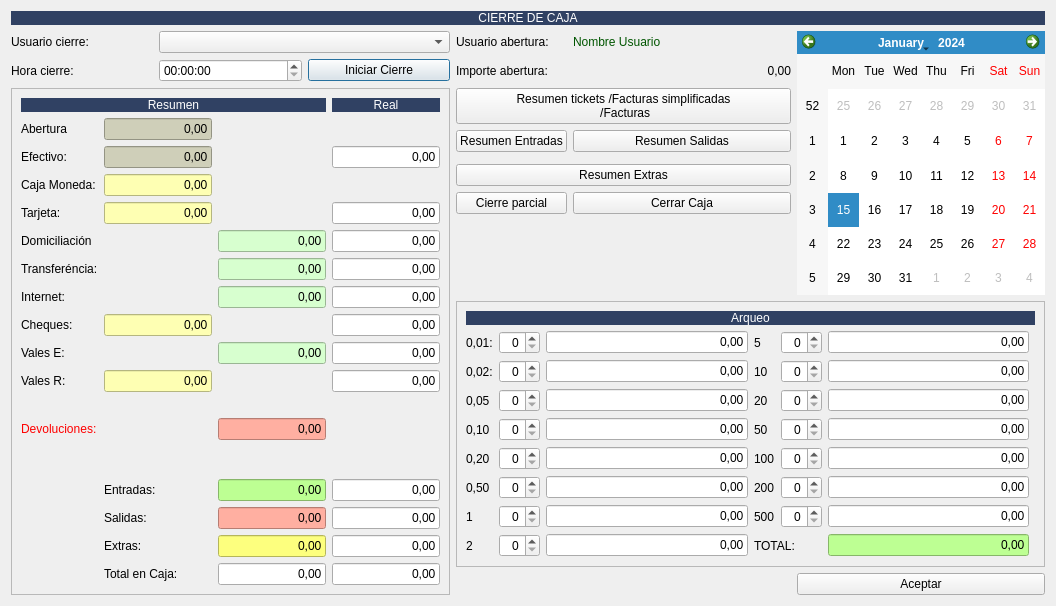
Above: TPV/frmcierrecaja.ui from arcnexus/RedFoX before the change. Below: the same form after it.
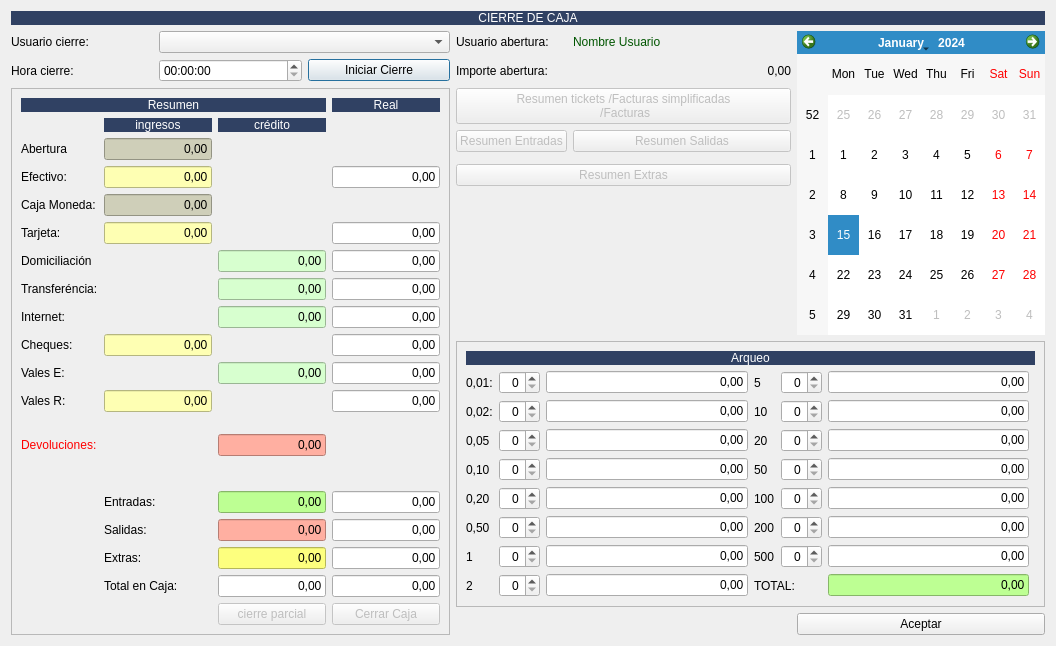
That is the form after the change. Icons and pictures are not drawn.

What changed in the file:
```diff
--- a/TPV/frmcierrecaja.ui
+++ b/TPV/frmcierrecaja.ui
@@ -7,7 +7,7 @@
     <x>0</x>
     <y>0</y>
     <width>1056</width>
-    <height>606</height>
+    <height>646</height>
    </rect>
   </property>
   <property name="windowTitle">
@@ -503,7 +503,10 @@
     </widget>
    </item>
    <item row="4" column="3" colspan="2">
-    <widget class="QPushButton" name="pushButton">
+    <widget class="QPushButton" name="btnResumentickets">
+     <property name="enabled">
+      <bool>false</bool>
+     </property>
      <property name="text">
       <string>Resumen tickets /Facturas simplificadas
  /Facturas</string>
@@ -521,7 +524,10 @@
     </widget>
    </item>
    <item row="7" column="3" colspan="2">
-    <widget class="QPushButton" name="pushButton_5">
+    <widget class="QPushButton" name="btnResumenExtras">
+     <property name="enabled">
+      <bool>false</bool>
+     </property>
      <property name="text">
       <string>Resumen Extras</string>
      </property>
@@ -597,7 +603,7 @@
       <enum>QFrame::Raised</enum>
      </property>
      <layout class="QGridLayout" name="gridLayout_2">
-      <item row="10" column="3">
+      <item row="11" column="3">
        <widget class="QLineEdit" name="txt_r_vales_emitidos">
         <property name="text">
          <string>0,00</string>
@@ -607,7 +613,7 @@
         </property>
        </widget>
       </item>
-      <item row="5" column="1">
+      <item row="6" column="1">
        <widget class="QLineEdit" name="txtTarjeta">
         <property name="styleSheet">
          <string notr="true">background-color: rgb(254, 255, 179);</string>
@@ -620,7 +626,7 @@
         </property>
        </widget>
       </item>
-      <item row="13" column="0">
+      <item row="14" column="0">
        <widget class="QLabel" name="label_37">
         <property name="styleSheet">
          <string notr="true">color: rgb(255, 0, 0);</string>
@@ -630,7 +636,7 @@
         </property>
        </widget>
       </item>
-      <item row="9" column="1">
+      <item row="10" column="1">
        <widget class="QLineEdit" name="txtCheques">
         <property name="styleSheet">
          <string notr="true">background-color: rgb(254, 255, 179);</string>
@@ -643,14 +649,14 @@
         </property>
        </widget>
       </item>
-      <item row="7" column="0">
+      <item row="8" column="0">
        <widget class="QLabel" name="label_34">
         <property name="text">
          <string>Transferéncia:</string>
         </property>
        </widget>
       </item>
-      <item row="12" column="1">
+      <item row="13" column="1">
        <spacer name="verticalSpacer_3">
         <property name="orientation">
          <enum>Qt::Vertical</enum>
@@ -663,17 +669,24 @@
         </property>
        </spacer>
       </item>
-      <item row="10" column="0">
+      <item row="9" column="0">
+       <widget class="QLabel" name="label_25">
+        <property name="text">
+         <string>Internet:</string>
+        </property>
+       </widget>
+      </item>
+      <item row="11" column="0">
        <widget class="QLabel" name="label_26">
         <property name="text">
          <string>Vales E:</string>
         </property>
        </widget>
       </item>
-      <item row="3" column="1">
+      <item row="4" column="1">
        <widget class="QLineEdit" name="txtEfectivo">
         <property name="styleSheet">
-         <string notr="true">background-color: rgb(207, 207, 185);</string>
+         <string notr="true">background-color: rgb(254, 255, 179);</string>
         </property>
         <property name="text">
          <string>0,00</string>
@@ -683,14 +696,7 @@
         </property>
        </widget>
       </item>
-      <item row="8" column="0">
-       <widget class="QLabel" name="label_25">
-        <property name="text">
-         <string>Internet:</string>
-        </property>
-       </widget>
-      </item>
-      <item row="3" column="3">
+      <item row="4" column="3">
        <widget class="QLineEdit" name="txt_r_efectivo">
         <property name="text">
          <string>0,00</string>
@@ -700,17 +706,17 @@
         </property>
        </widget>
       </item>
-      <item row="17" column="3">
-       <widget class="QLineEdit" name="txt_r_entradas">
-        <property name="text">
-         <string>0,00</string>
-        </property>
-        <property name="alignment">
-         <set>Qt::AlignRight|Qt::AlignTrailing|Qt::AlignVCenter</set>
-        </property>
-       </widget>
-      </item>
       <item row="18" column="3">
+       <widget class="QLineEdit" name="txt_r_entradas">
+        <property name="text">
+         <string>0,00</string>
+        </property>
+        <property name="alignment">
+         <set>Qt::AlignRight|Qt::AlignTrailing|Qt::AlignVCenter</set>
+        </property>
+       </widget>
+      </item>
+      <item row="19" column="3">
        <widget class="QLineEdit" name="txt_r_salidas">
         <property name="text">
          <string>0,00</string>
@@ -720,7 +726,7 @@
         </property>
        </widget>
       </item>
-      <item row="9" column="3">
+      <item row="10" column="3">
        <widget class="QLineEdit" name="txt_r_Cheques">
         <property name="text">
          <string>0,00</string>
@@ -730,51 +736,51 @@
         </property>
        </widget>
       </item>
-      <item row="19" column="3">
-       <widget class="QLineEdit" name="txt_r_Extras">
-        <property name="text">
-         <string>0,00</string>
-        </property>
-        <property name="alignment">
-         <set>Qt::AlignRight|Qt::AlignTrailing|Qt::AlignVCenter</set>
-        </property>
-       </widget>
-      </item>
-      <item row="19" column="1">
+      <item row="20" column="1">
        <widget class="QLabel" name="label_32">
         <property name="text">
          <string>Extras:</string>
         </property>
        </widget>
       </item>
-      <item row="18" column="1">
+      <item row="20" column="3">
+       <widget class="QLineEdit" name="txt_r_Extras">
+        <property name="text">
+         <string>0,00</string>
+        </property>
+        <property name="alignment">
+         <set>Qt::AlignRight|Qt::AlignTrailing|Qt::AlignVCenter</set>
+        </property>
+       </widget>
+      </item>
+      <item row="19" column="1">
        <widget class="QLabel" name="label_29">
         <property name="text">
          <string>Salidas:</string>
         </property>
        </widget>
       </item>
-      <item row="11" column="1">
-       <widget class="QLineEdit" name="txtVales_recibidos">
-        <property name="styleSheet">
-         <string notr="true">background-color: rgb(254, 255, 179);</string>
-        </property>
-        <property name="text">
-         <string>0,00</string>
-        </property>
-        <property name="alignment">
-         <set>Qt::AlignRight|Qt::AlignTrailing|Qt::AlignVCenter</set>
-        </property>
-       </widget>
-      </item>
-      <item row="3" column="0">
+      <item row="4" column="0">
        <widget class="QLabel" name="label_22">
         <property name="text">
          <string>Efectivo:</string>
         </property>
        </widget>
       </item>
-      <item row="5" column="3">
+      <item row="12" column="1">
+       <widget class="QLineEdit" name="txtVales_recibidos">
+        <property name="styleSheet">
+         <string notr="true">background-color: rgb(254, 255, 179);</string>
+        </property>
+        <property name="text">
+         <string>0,00</string>
+        </property>
+        <property name="alignment">
+         <set>Qt::AlignRight|Qt::AlignTrailing|Qt::AlignVCenter</set>
+        </property>
+       </widget>
+      </item>
+      <item row="6" column="3">
        <widget class="QLineEdit" name="txt_r_tarjeta">
         <property name="text">
          <string>0,00</string>
@@ -798,7 +804,7 @@
         </property>
        </widget>
       </item>
-      <item row="6" column="2">
+      <item row="7" column="2">
        <widget class="QLineEdit" name="txtDomiciliacion">
         <property name="styleSheet">
          <string notr="true">background-color: rgb(215, 255, 207);</string>
@@ -811,7 +817,7 @@
         </property>
        </widget>
       </item>
-      <item row="8" column="2">
+      <item row="9" column="2">
        <widget class="QLineEdit" name="txtInternet">
         <property name="styleSheet">
          <string notr="true">background-color: rgb(215, 255, 207);</string>
@@ -844,51 +850,51 @@
         </property>
        </widget>
       </item>
-      <item row="14" column="1">
-       <spacer name="verticalSpacer">
-        <property name="orientation">
-         <enum>Qt::Vertical</enum>
-        </property>
-        <property name="sizeHint" stdset="0">
-         <size>
-          <width>20</width>
-          <height>40</height>
-         </size>
-        </property>
-       </spacer>
-      </item>
-      <item row="6" column="3">
-       <widget class="QLineEdit" name="txt_r_Domiciliacion">
-        <property name="text">
-         <string>0,00</string>
-        </property>
-        <property name="alignment">
-         <set>Qt::AlignRight|Qt::AlignTrailing|Qt::AlignVCenter</set>
-        </property>
-       </widget>
-      </item>
-      <item row="11" column="0">
+      <item row="12" column="0">
        <widget class="QLabel" name="label_31">
         <property name="text">
          <string>Vales R:</string>
         </property>
        </widget>
       </item>
-      <item row="9" column="0">
+      <item row="15" column="1">
+       <spacer name="verticalSpacer">
+        <property name="orientation">
+         <enum>Qt::Vertical</enum>
+        </property>
+        <property name="sizeHint" stdset="0">
+         <size>
+          <width>20</width>
+          <height>40</height>
+         </size>
+        </property>
+       </spacer>
+      </item>
+      <item row="10" column="0">
        <widget class="QLabel" name="label_27">
         <property name="text">
          <string>Cheques:</string>
         </property>
        </widget>
       </item>
-      <item row="20" column="1">
+      <item row="7" column="3">
+       <widget class="QLineEdit" name="txt_r_Domiciliacion">
+        <property name="text">
+         <string>0,00</string>
+        </property>
+        <property name="alignment">
+         <set>Qt::AlignRight|Qt::AlignTrailing|Qt::AlignVCenter</set>
+        </property>
+       </widget>
+      </item>
+      <item row="21" column="1">
        <widget class="QLabel" name="label_30">
         <property name="text">
          <string>Total en Caja:</string>
         </property>
        </widget>
       </item>
-      <item row="7" column="2">
+      <item row="8" column="2">
        <widget class="QLineEdit" name="txtTransferencia">
         <property name="styleSheet">
          <string notr="true">background-color: rgb(215, 255, 207);</string>
@@ -901,7 +907,7 @@
         </property>
        </widget>
       </item>
-      <item row="8" column="3">
+      <item row="9" column="3">
        <widget class="QLineEdit" name="txt_r_internet">
         <property name="text">
          <string>0,00</string>
@@ -911,7 +917,7 @@
         </property>
        </widget>
       </item>
-      <item row="15" column="0" rowspan="6">
+      <item row="16" column="0" rowspan="6">
        <widget class="QLabel" name="label_36">
         <property name="text">
          <string/>
@@ -921,15 +927,15 @@
         </property>
        </widget>
       </item>
-      <item row="2" column="0">
+      <item row="3" column="0">
        <widget class="QLabel" name="label_41">
         <property name="text">
          <string>Abertura</string>
         </property>
        </widget>
       </item>
-      <item row="10" column="2">
-       <widget class="QLineEdit" name="txtValesRecibidos">
+      <item row="11" column="2">
+       <widget class="QLineEdit" name="txtValesEmitidos">
         <property name="styleSheet">
          <string notr="true">background-color: rgb(215, 255, 207);</string>
         </property>
@@ -941,7 +947,7 @@
         </property>
        </widget>
       </item>
-      <item row="13" column="2">
+      <item row="14" column="2">
        <widget class="QLineEdit" name="txtdevoluciones">
         <property name="styleSheet">
          <string notr="true">background-color: rgb(255, 175, 161);</string>
@@ -954,7 +960,7 @@
         </property>
        </widget>
       </item>
-      <item row="20" column="2">
+      <item row="21" column="2">
        <widget class="QLineEdit" name="txtTotal_en_caja">
         <property name="text">
          <string>0,00</string>
@@ -964,7 +970,7 @@
         </property>
        </widget>
       </item>
-      <item row="18" column="2">
+      <item row="19" column="2">
        <widget class="QLineEdit" name="txtSalidas">
         <property name="styleSheet">
          <string notr="true">background-color: rgb(255, 175, 161);</string>
@@ -977,10 +983,10 @@
         </property>
        </widget>
       </item>
-      <item row="4" column="1">
-       <widget class="QLineEdit" name="lineEdit_17">
+      <item row="5" column="1">
+       <widget class="QLineEdit" name="txtCaja_moneda">
         <property name="styleSheet">
-         <string notr="true">background-color: rgb(254, 255, 179);</string>
+         <string notr="true">background-color: rgb(254, 255, 179);background-color: rgb(207, 207, 185);</string>
         </property>
         <property name="text">
          <string>0,00</string>
@@ -990,34 +996,34 @@
         </property>
        </widget>
       </item>
-      <item row="11" column="3">
-       <widget class="QLineEdit" name="txt_r_vales_recibidos">
-        <property name="text">
-         <string>0,00</string>
-        </property>
-        <property name="alignment">
-         <set>Qt::AlignRight|Qt::AlignTrailing|Qt::AlignVCenter</set>
-        </property>
-       </widget>
-      </item>
-      <item row="7" column="3">
-       <widget class="QLineEdit" name="txt_r_Transferencia">
-        <property name="text">
-         <string>0,00</string>
-        </property>
-        <property name="alignment">
-         <set>Qt::AlignRight|Qt::AlignTrailing|Qt::AlignVCenter</set>
-        </property>
-       </widget>
-      </item>
-      <item row="6" column="0">
+      <item row="7" column="0">
        <widget class="QLabel" name="label_24">
         <property name="text">
          <string>Domiciliación</string>
         </property>
        </widget>
       </item>
-      <item row="17" column="2">
+      <item row="12" column="3">
+       <widget class="QLineEdit" name="txt_r_vales_recibidos">
+        <property name="text">
+         <string>0,00</string>
+        </property>
+        <property name="alignment">
+         <set>Qt::AlignRight|Qt::AlignTrailing|Qt::AlignVCenter</set>
+        </property>
+       </widget>
+      </item>
+      <item row="8" column="3">
+       <widget class="QLineEdit" name="txt_r_Transferencia">
+        <property name="text">
+         <string>0,00</string>
+        </property>
+        <property name="alignment">
+         <set>Qt::AlignRight|Qt::AlignTrailing|Qt::AlignVCenter</set>
+        </property>
+       </widget>
+      </item>
+      <item row="18" column="2">
        <widget class="QLineEdit" name="txtEntradas">
         <property name="styleSheet">
          <string notr="true">background-color: rgb(189, 255, 147);</string>
@@ -1030,7 +1036,14 @@
         </property>
        </widget>
       </item>
-      <item row="19" column="2">
+      <item row="6" column="0">
+       <widget class="QLabel" name="label_23">
+        <property name="text">
+         <string>Tarjeta:</string>
+        </property>
+       </widget>
+      </item>
+      <item row="20" column="2">
        <widget class="QLineEdit" name="txtExtras">
         <property name="styleSheet">
          <string notr="true">background-color: rgb(253, 255, 126);</string>
@@ -1044,54 +1057,118 @@
        </widget>
       </item>
       <item row="5" column="0">
-       <widget class="QLabel" name="label_23">
-        <property name="text">
-         <string>Tarjeta:</string>
-        </property>
-       </widget>
-      </item>
-      <item row="2" column="1">
-       <widget class="QLineEdit" name="lineEdit">
-        <property name="styleSheet">
-         <string notr="true">background-color: rgb(207, 207, 185);</string>
-        </property>
-        <property name="text">
-         <string>0,00</string>
-        </property>
-        <property name="alignment">
-         <set>Qt::AlignRight|Qt::AlignTrailing|Qt::AlignVCenter</set>
-        </property>
-       </widget>
-      </item>
-      <item row="20" column="3">
-       <widget class="QLineEdit" name="txt_r_total_en_caja">
-        <property name="text">
-         <string>0,00</string>
-        </property>
-        <property name="alignment">
-         <set>Qt::AlignRight|Qt::AlignTrailing|Qt::AlignVCenter</set>
-        </property>
-       </widget>
-      </item>
-      <item row="4" column="0">
        <widget class="QLabel" name="label_42">
         <property name="text">
          <string>Caja Moneda:</string>
         </property>
        </widget>
       </item>
-      <item row="17" column="1">
+      <item row="3" column="1">
+       <widget class="QLineEdit" name="txtimporte_abertura">
+        <property name="styleSheet">
+         <string notr="true">background-color: rgb(207, 207, 185);</string>
+        </property>
+        <property name="text">
+         <string>0,00</string>
+        </property>
+        <property name="alignment">
+         <set>Qt::AlignRight|Qt::AlignTrailing|Qt::AlignVCenter</set>
+        </property>
+       </widget>
+      </item>
+      <item row="18" column="1">
        <widget class="QLabel" name="label_28">
         <property name="text">
          <string>Entradas:</string>
         </property>
        </widget>
       </item>
+      <item row="21" column="3">
+       <widget class="QLineEdit" name="txt_r_total_en_caja">
+        <property name="text">
+         <string>0,00</string>
+        </property>
+        <property name="alignment">
+         <set>Qt::AlignRight|Qt::AlignTrailing|Qt::AlignVCenter</set>
+        </property>
+       </widget>
+      </item>
+      <item row="22" column="2">
+       <widget class="QPushButton" name="btnCierreParcial">
+        <property name="enabled">
+         <bool>false</bool>
+        </property>
+        <property name="text">
+         <string>cierre parcial</string>
+        </property>
+        <property name="icon">
+         <iconset resource="../maya.qrc">
+          <normaloff>:/Icons/PNG/iva3.png</normaloff>:/Icons/PNG/iva3.png</iconset>
+        </property>
+        <property name="iconSize">
+         <size>
+          <width>24</width>
+          <height>24</height>
+         </size>
+        </property>
+       </widget>
+      </item>
+      <item row="22" column="3">
+       <widget class="QPushButton" name="btnCierreCaja">
+        <property name="enabled">
+         <bool>false</bool>
+        </property>
+        <property name="text">
+         <string>Cerrar Caja</string>
+        </property>
+        <property name="icon">
+         <iconset resource="../maya.qrc">
+          <normaloff>:/Icons/PNG/cierecaja.png</normaloff>:/Icons/PNG/cierecaja.png</iconset>
+        </property>
+        <property name="iconSize">
+         <size>
+          <width>24</width>
+          <height>24</height>
+         </size>
+        </property>
+       </widget>
+      </item>
+      <item row="1" column="1">
+       <widget class="QLabel" name="label_39">
+        <property name="styleSheet">
+         <string notr="true">background-color: #304163;
+color: rgb(255, 255, 255);</string>
+        </property>
+        <property name="text">
+         <string>ingresos</string>
+        </property>
+        <property name="alignment">
+         <set>Qt::AlignCenter</set>
+        </property>
+       </widget>
+      </item>
+      <item row="1" column="2">
+       <widget class="QLabel" name="label_40">
+        <property name="styleSheet">
+         <string notr="true">background-color: #304163;
+color: rgb(255, 255, 255);</string>
+        </property>
+        <property name="text">
+         <string>crédito</string>
+        </property>
+        <property name="alignment">
+         <set>Qt::AlignCenter</set>
+        </property>
+       </widget>
+      </item>
      </layout>
     </widget>
    </item>
    <item row="5" column="3">
-    <widget class="QPushButton" name="pushButton_3">
+    <widget class="QPushButton" name="btnResumenEntradas">
+     <property name="enabled">
+      <bool>false</bool>
+     </property>
      <property name="text">
       <string>Resumen Entradas</string>
      </property>
@@ -1108,7 +1185,10 @@
     </widget>
    </item>
    <item row="5" column="4">
-    <widget class="QPushButton" name="pushButton_4">
+    <widget class="QPushButton" name="btnResumenSalidas">
+     <property name="enabled">
+      <bool>false</bool>
+     </property>
      <property name="text">
       <string>Resumen Salidas</string>
      </property>
@@ -1124,40 +1204,6 @@
      </property>
     </widget>
    </item>
-   <item row="8" column="3">
-    <widget class="QPushButton" name="pushButton_7">
-     <property name="text">
-      <string>Cierre parcial</string>
-     </property>
-     <property name="icon">
-      <iconset resource="../maya.qrc">
-       <normaloff>:/Icons/PNG/open.png</normaloff>:/Icons/PNG/open.png</iconset>
-     </property>
-     <property name="iconSize">
-      <size>
-       <width>24</width>
-       <height>24</height>
-      </size>
-     </property>
-    </widget>
-   </item>
-   <item row="8" column="4">
-    <widget class="QPushButton" name="pushButton_2">
-     <property name="text">
-      <string>Cerrar Caja</string>
-     </property>
-     <property name="icon">
-      <iconset resource="../maya.qrc">
-       <normaloff>:/Icons/PNG/cierecaja.png</normaloff>:/Icons/PNG/cierecaja.png</iconset>
-     </property>
-     <property name="iconSize">
-      <size>
-       <width>24</width>
-       <height>24</height>
-      </size>
-     </property>
-    </widget>
-   </item>
   </layout>
  </widget>
  <resources>
```
Left out of the diff: 2 changed lines with no effect on the pictures.
